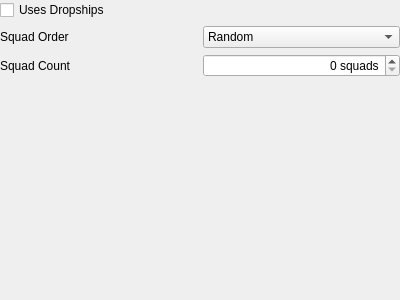
Old version of the form native/src/ReachVariantTool/ui/widgets/firefight_wave.ui in the repository DavidJCobb/ReachVariantEditor.
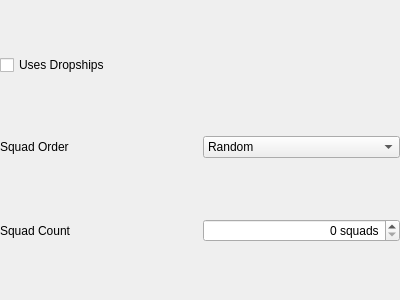
New version of the form.

The edit to the form file:
```diff
--- a/native/src/ReachVariantTool/ui/widgets/firefight_wave.ui
+++ b/native/src/ReachVariantTool/ui/widgets/firefight_wave.ui
@@ -72,46 +72,9 @@
      <property name="text">
       <string>Squad Order</string>
      </property>
-    </widget>
-   </item>
-   <item row="3" column="0" colspan="2">
-    <widget class="QScrollArea" name="scrollArea">
-     <property name="frameShape">
-      <enum>QFrame::NoFrame</enum>
+     <property name="buddy">
+      <cstring>fieldSquadOrder</cstring>
      </property>
-     <property name="frameShadow">
-      <enum>QFrame::Plain</enum>
-     </property>
-     <property name="lineWidth">
-      <number>0</number>
-     </property>
-     <property name="horizontalScrollBarPolicy">
-      <enum>Qt::ScrollBarAlwaysOff</enum>
-     </property>
-     <property name="widgetResizable">
-      <bool>false</bool>
-     </property>
-     <widget class="QWidget" name="scrollAreaWidgetContents">
-      <property name="geometry">
-       <rect>
-        <x>0</x>
-        <y>0</y>
-        <width>382</width>
-        <height>207</height>
-       </rect>
-      </property>
-      <layout class="QGridLayout" name="gridLayout_2">
-       <property name="leftMargin">
-        <number>0</number>
-       </property>
-       <property name="topMargin">
-        <number>0</number>
-       </property>
-       <property name="bottomMargin">
-        <number>0</number>
-       </property>
-      </layout>
-     </widget>
     </widget>
    </item>
   </layout>
```
Left out of the diff: 3 changed lines with no effect on the pictures.
